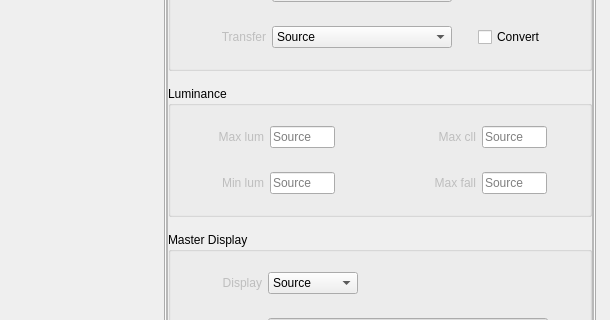
Above: app/preset.ui from CineEncoder/cine-encoder before the change; both pictures show x 0 to 610 and y 200 to 520 of the 610 by 778 pixel window. Below: the same form after it.
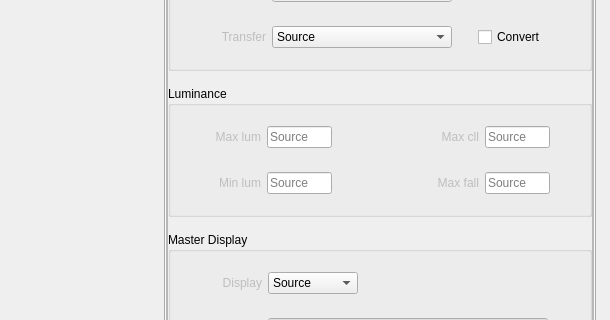
That is the form after the change. The open tabs and pages were chosen to show the change. Icons and pictures are not drawn.

Diff of the .ui file:
```diff
--- a/app/preset.ui
+++ b/app/preset.ui
@@ -4282,7 +4282,85 @@
                             <property name="verticalSpacing">
                              <number>24</number>
                             </property>
-                            <item row="1" column="5">
+                            <item row="1" column="3" alignment="Qt::AlignRight">
+                             <widget class="QLabel" name="labelMaxCll">
+                              <property name="enabled">
+                               <bool>false</bool>
+                              </property>
+                              <property name="minimumSize">
+                               <size>
+                                <width>141</width>
+                                <height>0</height>
+                               </size>
+                              </property>
+                              <property name="maximumSize">
+                               <size>
+                                <width>141</width>
+                                <height>25</height>
+                               </size>
+                              </property>
+                              <property name="autoFillBackground">
+                               <bool>false</bool>
+                              </property>
+                              <property name="text">
+                               <string>Max cll</string>
+                              </property>
+                              <property name="alignment">
+                               <set>Qt::AlignRight|Qt::AlignTrailing|Qt::AlignVCenter</set>
+                              </property>
+                             </widget>
+                            </item>
+                            <item row="1" column="2">
+                             <widget class="QLineEdit" name="lineEdit_max_lum">
+                              <property name="enabled">
+                               <bool>true</bool>
+                              </property>
+                              <property name="minimumSize">
+                               <size>
+                                <width>65</width>
+                                <height>0</height>
+                               </size>
+                              </property>
+                              <property name="maximumSize">
+                               <size>
+                                <width>65</width>
+                                <height>25</height>
+                               </size>
+                              </property>
+                              <property name="styleSheet">
+                               <string notr="true"/>
+                              </property>
+                              <property name="text">
+                               <string/>
+                              </property>
+                              <property name="placeholderText">
+                               <string>Source</string>
+                              </property>
+                             </widget>
+                            </item>
+                            <item row="2" column="4">
+                             <widget class="QLineEdit" name="lineEdit_max_fall">
+                              <property name="minimumSize">
+                               <size>
+                                <width>65</width>
+                                <height>0</height>
+                               </size>
+                              </property>
+                              <property name="maximumSize">
+                               <size>
+                                <width>65</width>
+                                <height>25</height>
+                               </size>
+                              </property>
+                              <property name="text">
+                               <string/>
+                              </property>
+                              <property name="placeholderText">
+                               <string>Source</string>
+                              </property>
+                             </widget>
+                            </item>
+                            <item row="1" column="4">
                              <widget class="QLineEdit" name="lineEdit_max_cll">
                               <property name="minimumSize">
                                <size>
@@ -4317,7 +4395,7 @@
                               </property>
                               <property name="maximumSize">
                                <size>
-                                <width>60</width>
+                                <width>16777215</width>
                                 <height>25</height>
                                </size>
                               </property>
@@ -4332,33 +4410,18 @@
                               </property>
                              </widget>
                             </item>
-                            <item row="1" column="4" alignment="Qt::AlignRight">
-                             <widget class="QLabel" name="label_credits_106">
-                              <property name="enabled">
-                               <bool>false</bool>
+                            <item row="1" column="5">
+                             <spacer name="horizontalSpacer_3">
+                              <property name="orientation">
+                               <enum>Qt::Horizontal</enum>
                               </property>
-                              <property name="minimumSize">
+                              <property name="sizeHint" stdset="0">
                                <size>
-                                <width>55</width>
-                                <height>0</height>
+                                <width>20</width>
+                                <height>20</height>
                                </size>
                               </property>
-                              <property name="maximumSize">
-                               <size>
-                                <width>55</width>
-                                <height>25</height>
-                               </size>
-                              </property>
-                              <property name="autoFillBackground">
-                               <bool>false</bool>
-                              </property>
-                              <property name="text">
-                               <string>Max cll</string>
-                              </property>
-                              <property name="alignment">
-                               <set>Qt::AlignRight|Qt::AlignTrailing|Qt::AlignVCenter</set>
-                              </property>
-                             </widget>
+                             </spacer>
                             </item>
                             <item row="1" column="0">
                              <spacer name="horizontalSpacer_2">
@@ -4373,29 +4436,7 @@
                               </property>
                              </spacer>
                             </item>
-                            <item row="2" column="2">
-                             <widget class="QLineEdit" name="lineEdit_min_lum">
-                              <property name="minimumSize">
-                               <size>
-                                <width>65</width>
-                                <height>0</height>
-                               </size>
-                              </property>
-                              <property name="maximumSize">
-                               <size>
-                                <width>65</width>
-                                <height>25</height>
-                               </size>
-                              </property>
-                              <property name="text">
-                               <string/>
-                              </property>
-                              <property name="placeholderText">
-                               <string>Source</string>
-                              </property>
-                             </widget>
-                            </item>
-                            <item row="2" column="4" alignment="Qt::AlignRight">
+                            <item row="2" column="3" alignment="Qt::AlignRight">
                              <widget class="QLabel" name="label_credits_107">
                               <property name="enabled">
                                <bool>false</bool>
@@ -4408,7 +4449,7 @@
                               </property>
                               <property name="maximumSize">
                                <size>
-                                <width>55</width>
+                                <width>141</width>
                                 <height>25</height>
                                </size>
                               </property>
@@ -4423,49 +4464,8 @@
                               </property>
                              </widget>
                             </item>
-                            <item row="1" column="6">
-                             <spacer name="horizontalSpacer_3">
-                              <property name="orientation">
-                               <enum>Qt::Horizontal</enum>
-                              </property>
-                              <property name="sizeHint" stdset="0">
-                               <size>
-                                <width>20</width>
-                                <height>20</height>
-                               </size>
-                              </property>
-                             </spacer>
-                            </item>
-                            <item row="1" column="2">
-                             <widget class="QLineEdit" name="lineEdit_max_lum">
-                              <property name="enabled">
-                               <bool>true</bool>
-                              </property>
-                              <property name="minimumSize">
-                               <size>
-                                <width>65</width>
-                                <height>0</height>
-                               </size>
-                              </property>
-                              <property name="maximumSize">
-                               <size>
-                                <width>65</width>
-                                <height>25</height>
-                               </size>
-                              </property>
-                              <property name="styleSheet">
-                               <string notr="true"/>
-                              </property>
-                              <property name="text">
-                               <string/>
-                              </property>
-                              <property name="placeholderText">
-                               <string>Source</string>
-                              </property>
-                             </widget>
-                            </item>
-                            <item row="2" column="5">
-                             <widget class="QLineEdit" name="lineEdit_max_fall">
+                            <item row="2" column="2">
+                             <widget class="QLineEdit" name="lineEdit_min_lum">
                               <property name="minimumSize">
                                <size>
                                 <width>65</width>
@@ -4499,7 +4499,7 @@
                               </property>
                               <property name="maximumSize">
                                <size>
-                                <width>60</width>
+                                <width>16777215</width>
                                 <height>25</height>
                                </size>
                               </property>
@@ -4514,22 +4514,6 @@
                               </property>
                              </widget>
                             </item>
-                            <item row="1" column="3">
-                             <spacer name="horizontalSpacer_24">
-                              <property name="orientation">
-                               <enum>Qt::Horizontal</enum>
-                              </property>
-                              <property name="sizeType">
-                               <enum>QSizePolicy::Fixed</enum>
-                              </property>
-                              <property name="sizeHint" stdset="0">
-                               <size>
-                                <width>80</width>
-                                <height>20</height>
-                               </size>
-                              </property>
-                             </spacer>
-                            </item>
                            </layout>
                           </item>
                          </layout>
```
Left out of the diff: 7 changed lines with no effect on the pictures.
